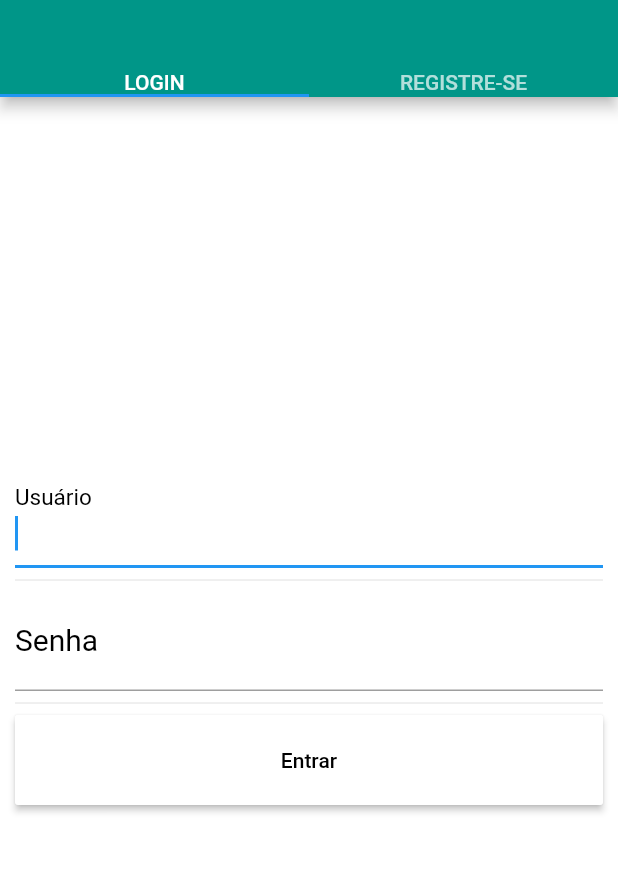
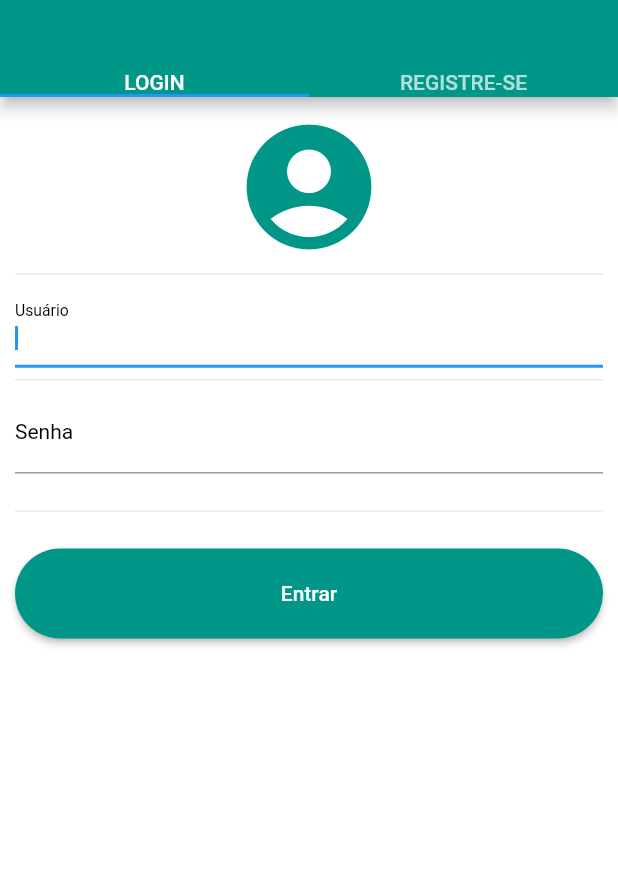
Before and after one commit to gusVLZ/smartlock_flutter, a Flutter app: the screen it shows after launch, on a phone screen of 412 x 824 dp, the part 59-932 px from its top. Run offline on Flutter 3.47's test engine with Material 2 defaults, Android fonts, the phone set to English and light mode, and no system bars.

Commit message:
Update login.dart

```diff
--- a/lib/widgets/login.dart
+++ b/lib/widgets/login.dart
@@ -1,5 +1,5 @@
 import 'package:flutter/material.dart';
-
+import 'package:smart_locker/Activities/OpenDoor.dart';
 
 class Login extends StatefulWidget {
   @override
@@ -16,26 +16,28 @@ class _LoginState extends State<Login> {
           child: Center(
               child: Column(
                   crossAxisAlignment: CrossAxisAlignment.stretch,
-                  mainAxisAlignment: MainAxisAlignment.center,
+                  //mainAxisAlignment: MainAxisAlignment.center,
                   children: <Widget>[
+                    Icon(Icons.account_circle, size: 100, color: Colors.teal),
+                    Divider(),
                 TextFormField(
                   autofocus: true,
                   keyboardType: TextInputType.text,
-                  style: new TextStyle(color: Colors.black, fontSize: 20),
+                  style: new TextStyle(color: Colors.black, fontSize: 14),
                   decoration: InputDecoration(
                       labelText: "Usuário",
                       labelStyle: TextStyle(color: Colors.black)),
                 ),
                 Divider(),
                 TextFormField(
-                  autofocus: true,
+                  autofocus: true, obscureText: true,
                   keyboardType: TextInputType.text,
-                  style: new TextStyle(color: Colors.black, fontSize: 20),
+                  style: new TextStyle(color: Colors.black, fontSize: 14),
                   decoration: InputDecoration(
                       labelText: "Senha",
                       labelStyle: TextStyle(color: Colors.black)),
                 ),
-                Divider(),
+                Divider(height: 50),
                 ButtonTheme(
                   height:60.0,
                   child: RaisedButton(
@@ -46,9 +48,9 @@ class _LoginState extends State<Login> {
                 },
                     child: Text(
                     "Entrar",
-                    style: TextStyle(color: Colors.black),
+                    style: TextStyle(color: Colors.white),
                   ),
-                  color: Colors.white,
+                  color: Colors.teal, shape: new RoundedRectangleBorder(borderRadius: new BorderRadius.circular(30.0)),
                   ),
                 ),
               ]))),
```
